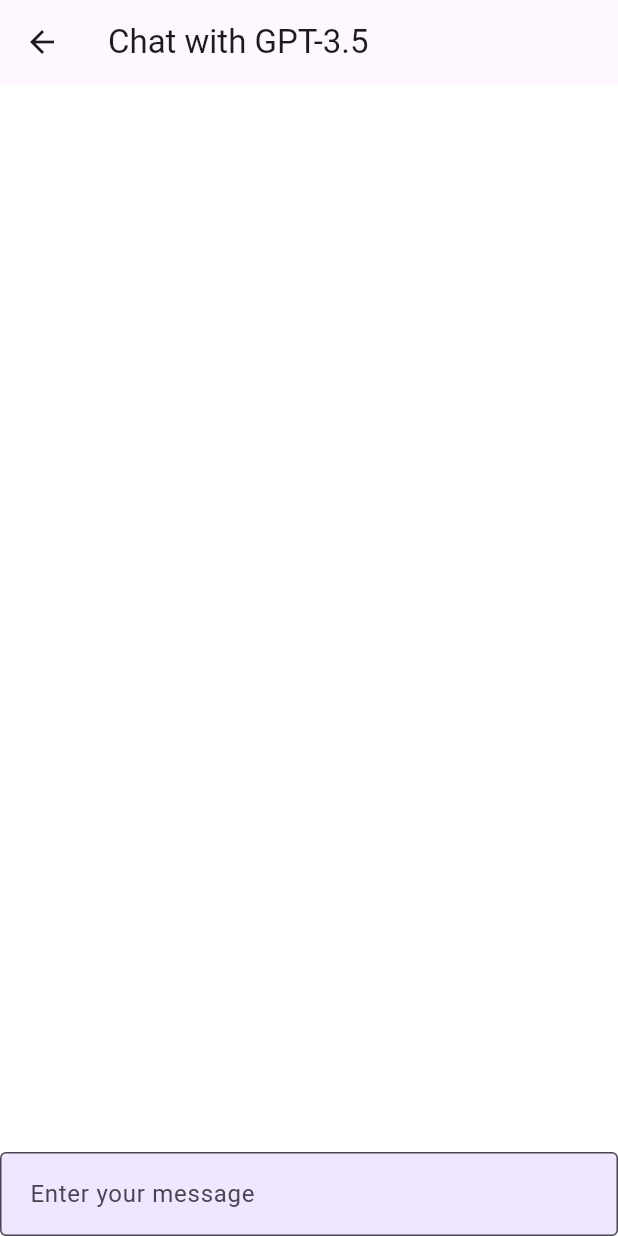
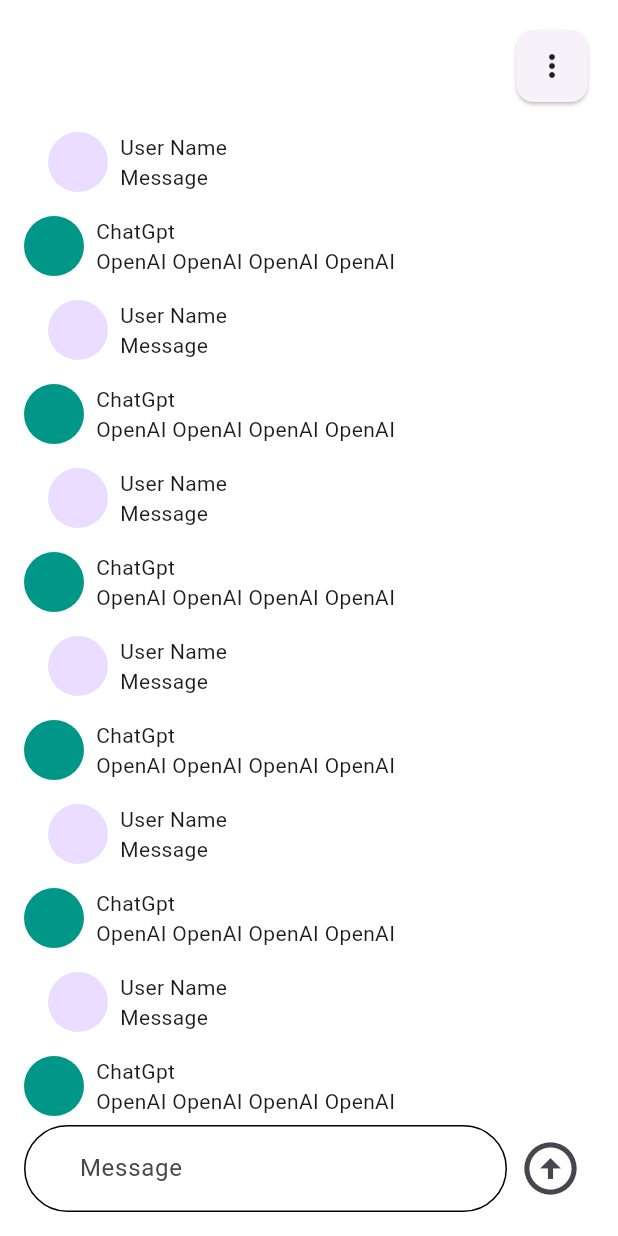
Before and after one commit to first0627/chatAI, a Flutter app: the ChatScreen screen opened by its route, on a phone screen of 412 x 824 dp. Run offline on Flutter 3.47's test engine with Material 3 defaults, Android fonts, the phone set to English and light mode, and no system bars; our stand-ins replace cloud_firestore, firebase_auth, firebase_core, flutter_svg, go_router, google_sign_in; accounts and stored records are empty.

Commit message:
2401160327

```diff
--- a/lib/Screens/Chat/chat.dart
+++ b/lib/Screens/Chat/chat.dart
@@ -1,7 +1,4 @@
-import 'dart:convert';
-
 import 'package:flutter/material.dart';
-import 'package:http/http.dart' as http;
 
 class ChatScreen extends StatefulWidget {
   const ChatScreen({super.key});
@@ -10,62 +7,147 @@ class ChatScreen extends StatefulWidget {
 }
 
 class _ChatScreenState extends State<ChatScreen> {
-  final TextEditingController _controller = TextEditingController();
-  List<String> messages = [];
+  TextEditingController messageTextontroller = TextEditingController();
+  ScrollController scrollController = ScrollController();
 
-  void sendMessage(String text) async {
-    final response = await http.post(
-      Uri.parse('https://api.openai.com/v1/engines/gpt-3.5-turbo/completions'),
-      headers: {
-        'Content-Type': 'application/json',
-        'Authorization': 'Bearer YOUR_API_KEY'
-      },
-      body: jsonEncode({
-        'prompt': text,
-        'max_tokens': 150,
-      }),
-    );
+  static const String _kStrings = "FastCampus Flutter ChatGPT";
 
-    if (response.statusCode == 200) {
-      final data = json.decode(response.body);
-      setState(() {
-        messages.add(text);
-        messages.add(data['choices'][0]['text'].trim());
-      });
-    } else {
-      // 에러 처리
-      print('Request failed with status: ${response.statusCode}.');
-    }
+  String get _currentString => _kStrings;
+
+  @override
+  void dispose() {
+    messageTextontroller.dispose();
+    scrollController.dispose();
+    super.dispose();
   }
 
   @override
   Widget build(BuildContext context) {
     return Scaffold(
-      appBar: AppBar(
-        title: Text('Chat with GPT-3.5'),
-      ),
-      body: Column(
-        children: <Widget>[
-          Expanded(
-            child: ListView.builder(
-              itemCount: messages.length,
-              itemBuilder: (context, index) => ListTile(
-                title: Text(messages[index]),
+      body: SafeArea(
+        child: Padding(
+          padding: const EdgeInsets.all(16.0),
+          child: Column(
+            mainAxisAlignment: MainAxisAlignment.center,
+            children: <Widget>[
+              Align(
+                alignment: Alignment.centerRight,
+                child: Card(
+                  child: PopupMenuButton(
+                    itemBuilder: (context) {
+                      return [
+                        const PopupMenuItem(
+                          child: ListTile(
+                            title: Text('히스토리'),
+                          ),
+                        ),
+                        const PopupMenuItem(
+                          child: ListTile(
+                            title: Text('설정'),
+                          ),
+                        ),
+                        const PopupMenuItem(
+                          child: ListTile(
+                            title: Text('새로운 채팅'),
+                          ),
+                        ),
+                      ];
+                    },
+                  ),
+                ),
               ),
-            ),
+              Expanded(
+                child: ListView.builder(
+                  itemCount: 100,
+                  itemBuilder: (context, index) {
+                    if (index % 2 == 0) {
+                      return const Padding(
+                        padding: EdgeInsets.all(16.0),
+                        child: Row(
+                          children: [
+                            CircleAvatar(),
+                            SizedBox(
+                              width: 8,
+                            ),
+                            Expanded(
+                              child: Column(
+                                crossAxisAlignment: CrossAxisAlignment.start,
+                                children: [
+                                  Text("User Name"),
+                                  Text("Message"),
+                                ],
+                              ),
+                            ),
+                          ],
+                        ),
+                      );
+                    }
+                    return const Row(
+                      children: [
+                        CircleAvatar(
+                          backgroundColor: Colors.teal,
+                        ),
+                        SizedBox(
+                          width: 8,
+                        ),
+                        Expanded(
+                            child: Column(
+                          crossAxisAlignment: CrossAxisAlignment.start,
+                          children: [
+                            Text("ChatGpt"),
+                            Text("OpenAI OpenAI OpenAI OpenAI"),
+                          ],
+                        ))
+                      ],
+                    );
+                  },
+                ),
+              ),
+              Dismissible(
+                key: const Key('chat'),
+                direction: DismissDirection.startToEnd,
+                onDismissed: (d) {
+                  if (d == DismissDirection.startToEnd) {}
+                },
+                background: const Row(
+                  crossAxisAlignment: CrossAxisAlignment.center,
+                  children: [
+                    Text("New Chat"),
+                  ],
+                ),
+                confirmDismiss: (d) async {
+                  if (d == DismissDirection.startToEnd) {}
+                },
+                child: Row(
+                  children: [
+                    Expanded(
+                      child: Container(
+                        padding: const EdgeInsets.symmetric(horizontal: 16),
+                        decoration: BoxDecoration(
+                          borderRadius: BorderRadius.circular(32),
+                          border: Border.all(),
+                        ),
+                        child: TextField(
+                          controller: messageTextontroller,
+                          decoration: const InputDecoration(
+                            border: InputBorder.none,
+                            hintText: "Message",
+                            fillColor: Colors.transparent,
+                          ),
+                        ),
+                      ),
+                    ),
+                    IconButton(
+                      iconSize: 42,
+                      onPressed: () {},
+                      icon: const Icon(Icons.arrow_circle_up),
+                    ),
+                  ],
+                ),
+              ),
+            ],
           ),
-          TextField(
-            controller: _controller,
-            onSubmitted: (text) {
-              sendMessage(text);
-              _controller.clear();
-            },
-            decoration: const InputDecoration(
-              labelText: 'Enter your message',
-              border: OutlineInputBorder(),
-            ),
-          ),
-        ],
+        ),
       ),
     );
   }
--- a/pubspec.yaml
+++ b/pubspec.yaml
@@ -46,6 +46,7 @@ dependencies:
   cloud_firestore: ^4.14.0
   firebase_storage: ^11.6.0
   http: ^1.1.2
+  vibration: ^1.8.4
 
 
 dev_dependencies:
```
Also changed, not shown: lib/Screens/Signup/components/socal_sign_up.dart (+23 -17 lines), pubspec.lock, 3 other files.
